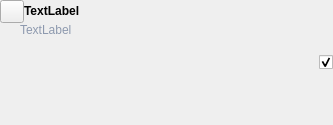
First picture: the form in ui/beat_widget.ui, repository zkovari/plotlyst, before the edit.
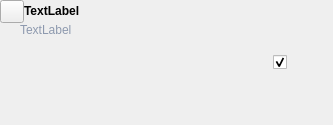
Second picture: the form after the edit. Custom widgets are drawn as their Qt base class.

Commit message: toggle min width

Diff of the .ui file:
```diff
--- a/ui/beat_widget.ui
+++ b/ui/beat_widget.ui
@@ -206,6 +206,12 @@
        <verstretch>0</verstretch>
       </sizepolicy>
      </property>
+     <property name="minimumSize">
+      <size>
+       <width>60</width>
+       <height>0</height>
+      </size>
+     </property>
      <property name="text">
       <string/>
      </property>
```
